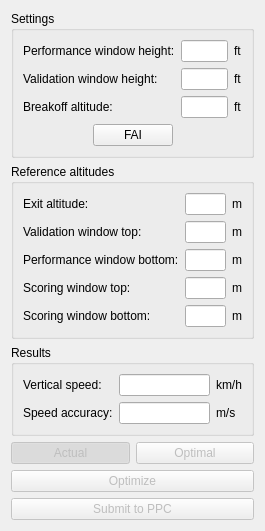
The window that src/speedform.ui (flysight/flysight-viewer-qt) describes before a commit, drawn with Qt 5.
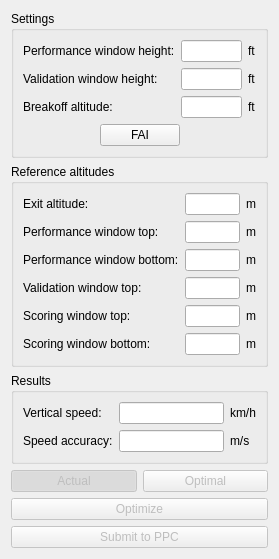
The same window after the commit.

Diff of the .ui file:
```diff
--- a/src/speedform.ui
+++ b/src/speedform.ui
@@ -6,8 +6,8 @@
    <rect>
     <x>0</x>
     <y>0</y>
-    <width>265</width>
-    <height>491</height>
+    <width>279</width>
+    <height>553</height>
    </rect>
   </property>
   <property name="windowTitle">
@@ -145,21 +145,17 @@
          </widget>
         </item>
         <item row="1" column="0">
-         <widget class="QLabel" name="label_10">
+         <widget class="QLabel" name="label_18">
           <property name="text">
-           <string>Validation window top:</string>
+           <string>Performance window top:</string>
           </property>
          </widget>
         </item>
         <item row="1" column="1">
-         <widget class="QLineEdit" name="validationTopEdit">
-          <property name="readOnly">
-           <bool>true</bool>
-          </property>
-         </widget>
+         <widget class="QLineEdit" name="performanceTopEdit"/>
         </item>
         <item row="1" column="2">
-         <widget class="QLabel" name="label_11">
+         <widget class="QLabel" name="label_19">
           <property name="text">
            <string>m</string>
           </property>
@@ -187,41 +183,62 @@
          </widget>
         </item>
         <item row="3" column="0">
+         <widget class="QLabel" name="label_10">
+          <property name="text">
+           <string>Validation window top:</string>
+          </property>
+         </widget>
+        </item>
+        <item row="3" column="1">
+         <widget class="QLineEdit" name="validationTopEdit">
+          <property name="readOnly">
+           <bool>true</bool>
+          </property>
+         </widget>
+        </item>
+        <item row="3" column="2">
+         <widget class="QLabel" name="label_11">
+          <property name="text">
+           <string>m</string>
+          </property>
+         </widget>
+        </item>
+        <item row="4" column="0">
          <widget class="QLabel" name="label_14">
           <property name="text">
            <string>Scoring window top:</string>
           </property>
          </widget>
         </item>
-        <item row="3" column="1">
+        <item row="4" column="1">
          <widget class="QLineEdit" name="scoringTopEdit">
           <property name="readOnly">
            <bool>true</bool>
           </property>
          </widget>
         </item>
-        <item row="3" column="2">
+        <item row="4" column="2">
          <widget class="QLabel" name="label_16">
           <property name="text">
            <string>m</string>
           </property>
          </widget>
         </item>
-        <item row="4" column="0">
+        <item row="5" column="0">
          <widget class="QLabel" name="label_15">
           <property name="text">
            <string>Scoring window bottom:</string>
           </property>
          </widget>
         </item>
-        <item row="4" column="1">
+        <item row="5" column="1">
          <widget class="QLineEdit" name="scoringBottomEdit">
           <property name="readOnly">
            <bool>true</bool>
           </property>
          </widget>
         </item>
-        <item row="4" column="2">
+        <item row="5" column="2">
          <widget class="QLabel" name="label_17">
           <property name="text">
            <string>m</string>
```
